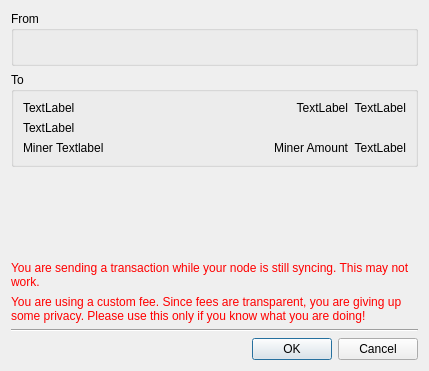
First picture: the form in src/confirm.ui, repository z-bitcoinz/BitcoinZ_Blue, before the edit.
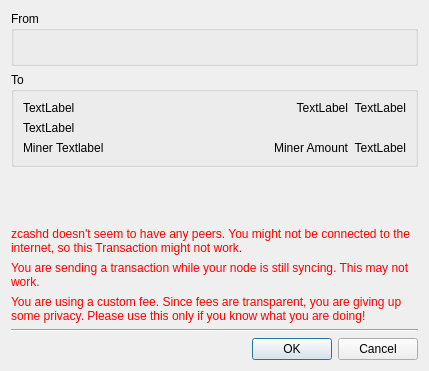
Second picture: the form after the edit.

Commit message: #74, #42 - Show a warning if there are no peers/internet is off

```diff
--- a/src/confirm.ui
+++ b/src/confirm.ui
@@ -146,6 +146,19 @@
      </property>
     </spacer>
    </item>
+   <item>
+    <widget class="QLabel" name="nopeersWarning">
+     <property name="styleSheet">
+      <string notr="true">color: red;</string>
+     </property>
+     <property name="text">
+      <string>zcashd doesn't seem to have any peers. You might not be connected to the internet, so this Transaction might not work.</string>
+     </property>
+     <property name="wordWrap">
+      <bool>true</bool>
+     </property>
+    </widget>
+   </item>
    <item>
     <widget class="QLabel" name="syncingWarning">
      <property name="styleSheet">
```
The commit also changes 4 other files.
